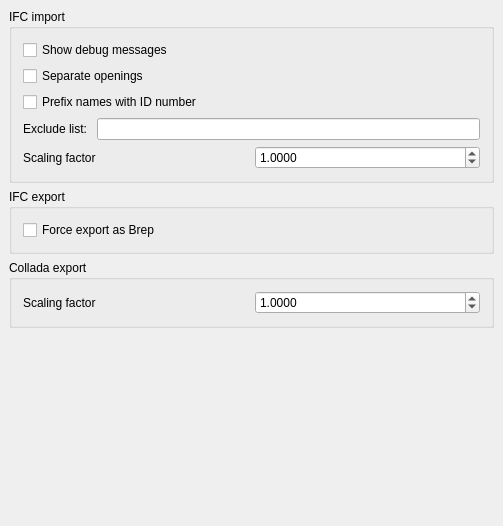
Old version of the form src/Mod/Arch/Resources/ui/archprefs-import.ui in the repository berndhahnebach/All_FreeCAD.
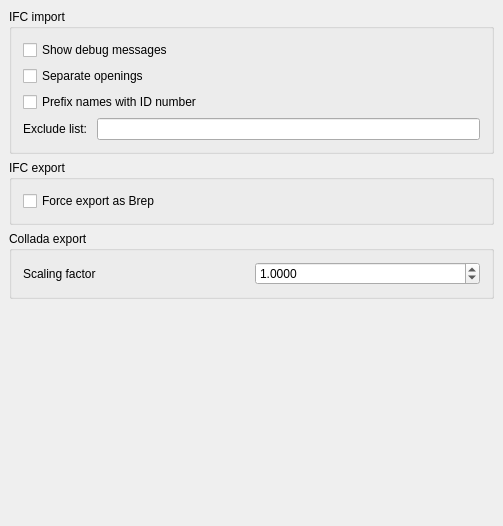
New version of the form. Custom widgets are drawn as their Qt base class.

What changed in the file:
```diff
--- a/src/Mod/Arch/Resources/ui/archprefs-import.ui
+++ b/src/Mod/Arch/Resources/ui/archprefs-import.ui
@@ -116,42 +116,6 @@
         </item>
        </layout>
       </item>
-      <item>
-       <layout class="QHBoxLayout" name="horizontalLayout_2">
-        <item>
-         <widget class="QLabel" name="label_2">
-          <property name="toolTip">
-           <string>A scaling factor to apply to imported IFC objects</string>
-          </property>
-          <property name="text">
-           <string>Scaling factor</string>
-          </property>
-         </widget>
-        </item>
-        <item>
-         <widget class="Gui::PrefDoubleSpinBox" name="gui::prefdoublespinbox">
-          <property name="toolTip">
-           <string>IFC files are typically written in millimeters. If you are working in a different unit, this allow you to scale all your units to be expressed in millimeters.</string>
-          </property>
-          <property name="decimals">
-           <number>4</number>
-          </property>
-          <property name="maximum">
-           <double>99999.000000000000000</double>
-          </property>
-          <property name="value">
-           <double>1.000000000000000</double>
-          </property>
-          <property name="prefEntry" stdset="0">
-           <cstring>IfcScalingFactor</cstring>
-          </property>
-          <property name="prefPath" stdset="0">
-           <cstring>Mod/Arch</cstring>
-          </property>
-         </widget>
-        </item>
-       </layout>
-      </item>
      </layout>
     </widget>
    </item>
```
